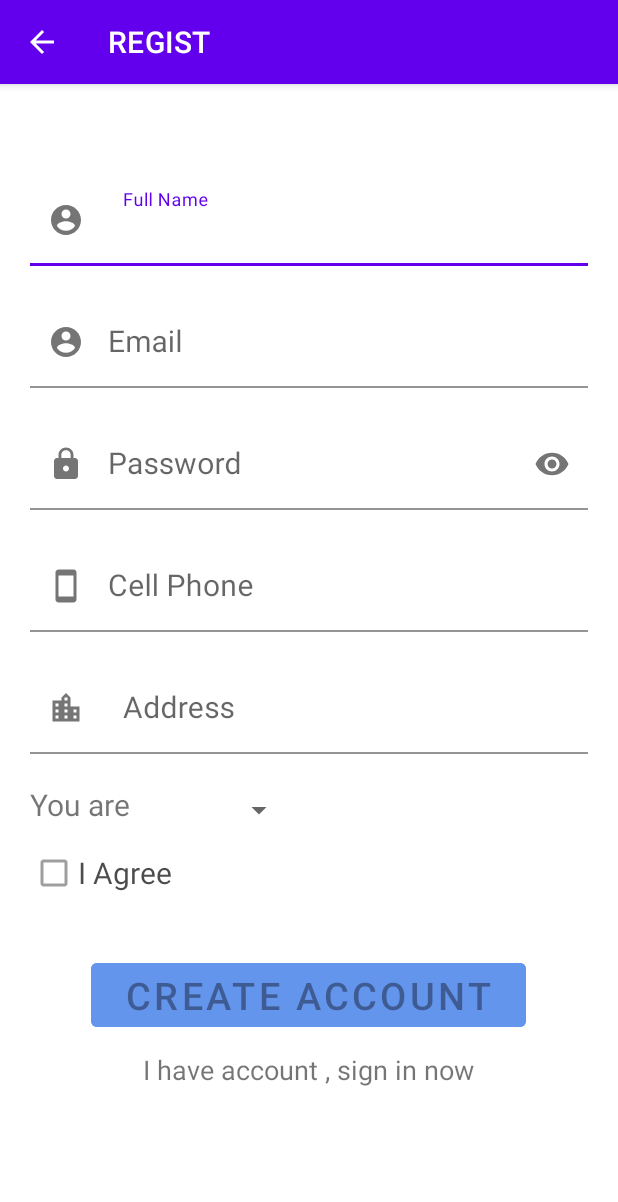
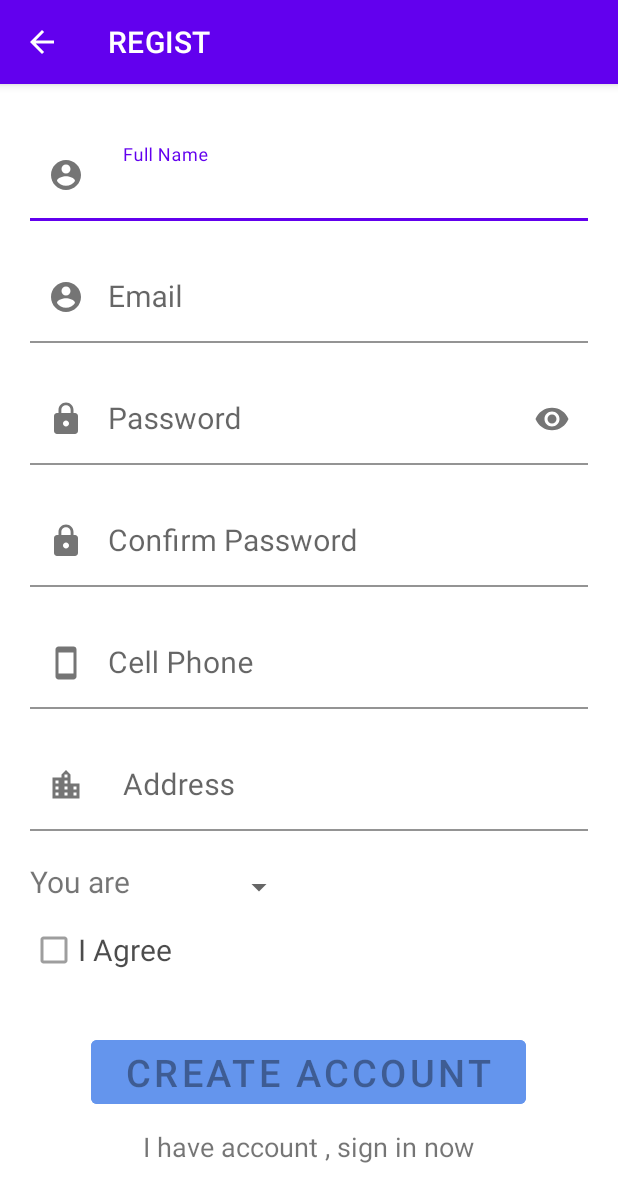
Before and after one commit to TuDV2000/LTDD_CS81_Nhom20, an Android app: the RegistActivity screen opened directly, with no data from a screen before it, on a phone screen of 412 x 824 dp. Shown: the top 1202 px of the screen. Run offline under Robolectric (Android 15) with nearby library versions, the phone set to English and light mode, and no system bars; libraries missing offline, so code that uses them is left out: com.basgeekball.awesomevalidation; 9 statements that could not run were skipped.

Commit message:
Chuyen doi du lieu (mail) tu RegistActivity qua ConfirmActivity Gửi mã xác nhận qua gmail đó Chưa có cơ sở dữ liệu Thêm xác nhận password và validation của nó

```diff
--- a/app/src/main/AndroidManifest.xml
+++ b/app/src/main/AndroidManifest.xml
@@ -19,10 +19,8 @@
         <activity android:name=".HomeActivity">
             <intent-filter>
                 <action android:name="android.intent.action.MAIN" />
-
                 <category android:name="android.intent.category.LAUNCHER" />
             </intent-filter>
         </activity>
     </application>
-
 </manifest>
--- a/app/src/main/java/com/example/salebookapp/JavaMailAPI.java
+++ b/app/src/main/java/com/example/salebookapp/JavaMailAPI.java
@@ -4,9 +4,6 @@ import android.app.ProgressDialog;
 import android.content.Context;
 import android.os.AsyncTask;
 import android.widget.Toast;
-
-import com.example.salebookapp.Utils;
-
 import java.util.Properties;
 import javax.mail.Message;
 import javax.mail.MessagingException;
--- a/app/src/main/java/com/example/salebookapp/RegistActivity.java
+++ b/app/src/main/java/com/example/salebookapp/RegistActivity.java
@@ -7,6 +7,7 @@ import androidx.core.content.ContextCompat;
 import android.content.Intent;
 import android.graphics.Color;
 import android.os.Bundle;
+import android.os.Parcelable;
 import android.util.Patterns;
 import android.view.View;
 import android.widget.ArrayAdapter;
@@ -34,8 +35,9 @@ import static com.basgeekball.awesomevalidation.ValidationStyle.TEXT_INPUT_LAYOU
 import static com.basgeekball.awesomevalidation.ValidationStyle.UNDERLABEL;
 
 public class RegistActivity extends AppCompatActivity {
+    public static final String EXTRA_TEXT ="com.example.salebookapp.EXTRA_TEXT";
 
-    EditText edtFullName, edtUserName, edtPassword,edtCellPhone,edtAddress;
+    EditText edtFullName, edtUserName, edtPassword,edtCellPhone,edtAddress,edtConfirmPass;
     TextView txtChangeLogin;
     CheckBox cbAgree;
     Button btnCreate;
@@ -68,13 +70,14 @@ public class RegistActivity extends AppCompatActivity {
         btnCreate.setOnClickListener(new View.OnClickListener() {
             @Override
             public void onClick(View v) {
+                String email = edtUserName.getText().toString();
+                System.out.println(email);
                 if(awesomeValidation.validate()){
                     Intent intent = new Intent(RegistActivity.this, ConfirmActivity.class);
+                    intent.putExtra(EXTRA_TEXT,email);
                     startActivity(intent);
                 }
-
             }
-
         });
 
 
@@ -124,6 +127,7 @@ public class RegistActivity extends AppCompatActivity {
         String regexPassword = "^(?=.*[a-z])(?=.*[A-Z])(?=.*\\d)[a-zA-Z\\d]{8,}$";
         awesomeValidation.addValidation(RegistActivity.this,R.id.edt_password, regexPassword,R.string
                 .err_password);
+        awesomeValidation.addValidation(RegistActivity.this,R.id.edt_confirmpassword,R.id.edt_password,R.string.err_confirmpassword);
     }
 
     private void setItem() {
@@ -137,6 +141,7 @@ public class RegistActivity extends AppCompatActivity {
         edtFullName = findViewById(R.id.edt_fullname);
         edtUserName = findViewById(R.id.edt_username);
         edtPassword = findViewById(R.id.edt_password);
+        edtConfirmPass= findViewById(R.id.edt_confirmpassword);
         edtCellPhone = findViewById(R.id.edt_cellphone);
         edtAddress = findViewById(R.id.edt_address);
         txtChangeLogin = findViewById(R.id.txt_change_login);
--- a/app/src/main/res/layout/activity_regist.xml
+++ b/app/src/main/res/layout/activity_regist.xml
@@ -11,7 +11,7 @@
         android:layout_width="match_parent"
         android:layout_height="wrap_content"
         android:layout_marginLeft="20dp"
-        android:layout_marginTop="60dp"
+        android:layout_marginTop="30dp"
         android:layout_marginRight="20dp"
         app:boxBackgroundColor="@color/white"
         app:startIconDrawable="@drawable/ic_baseline_account_circle_24"
@@ -62,6 +62,24 @@
             android:layout_height="wrap_content"
             android:background="@color/white"
             android:hint="Password"
+            android:textSize="20dp"/>
+    </com.google.android.material.textfield.TextInputLayout>
+    <com.google.android.material.textfield.TextInputLayout
+        android:layout_width="match_parent"
+        android:layout_height="wrap_content"
+        android:layout_marginLeft="20dp"
+        android:layout_marginTop="20dp"
+        android:layout_marginRight="20dp"
+        app:startIconDrawable="@drawable/ic_baseline_https_24"
+        app:hintAnimationEnabled="false">
+
+        <EditText
+            android:id="@+id/edt_confirmpassword"
+            android:inputType="textPassword"
+            android:layout_width="match_parent"
+            android:layout_height="wrap_content"
+            android:background="@color/white"
+            android:hint="Confirm Password"
             android:textSize="20dp"/>
     </com.google.android.material.textfield.TextInputLayout>
 
--- a/app/src/main/res/values/strings.xml
+++ b/app/src/main/res/values/strings.xml
@@ -5,6 +5,7 @@
     <string name="err_email">Please enter valid Email</string>
     <string name="err_password">Minimum eight characters, at least one uppercase letter, one lowercase letter and one number</string>
     <string name="err_value">Please enter value</string>
+    <string name="err_confirmpassword">Those passwords didn’t match. Try again.</string>
     <string-array name="option">
         <item></item>
         <item>Seller</item>
```
Also changed, not shown: app/src/main/java/com/example/salebookapp/ConfirmActivity.java (+11 -17 lines), app/src/main/res/layout/activity_confirm.xml (+9 -0 lines).
